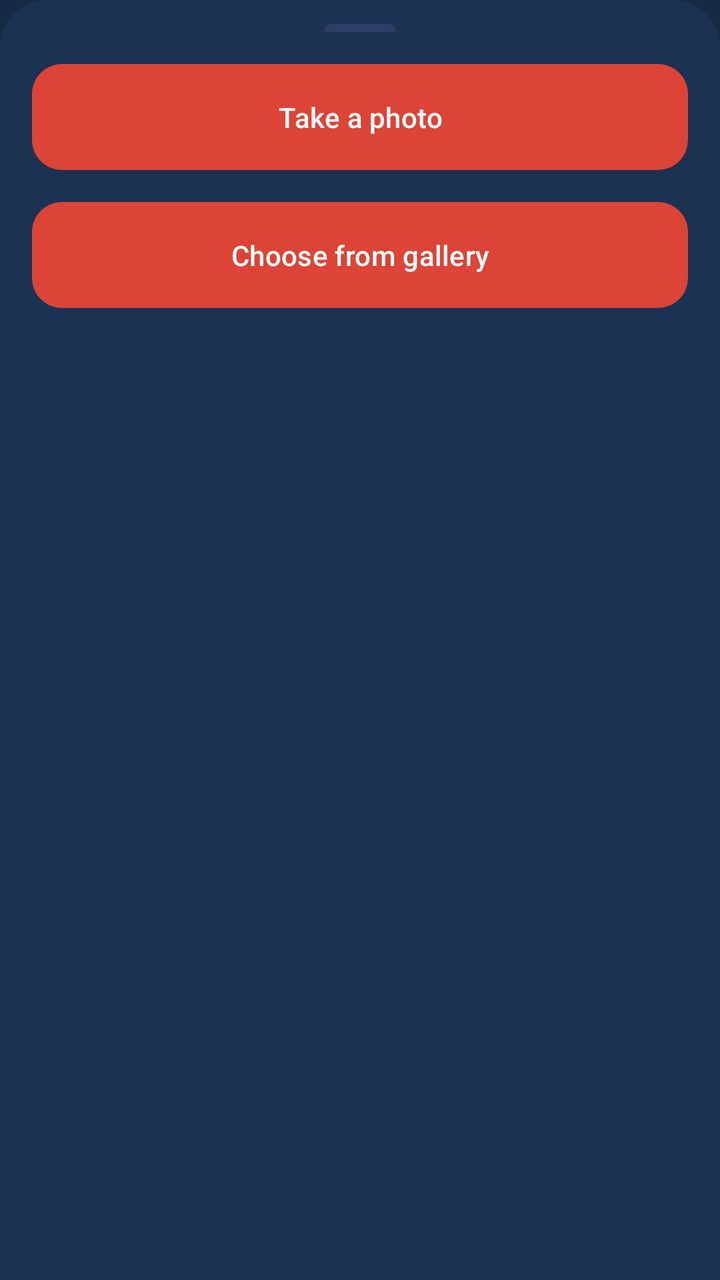
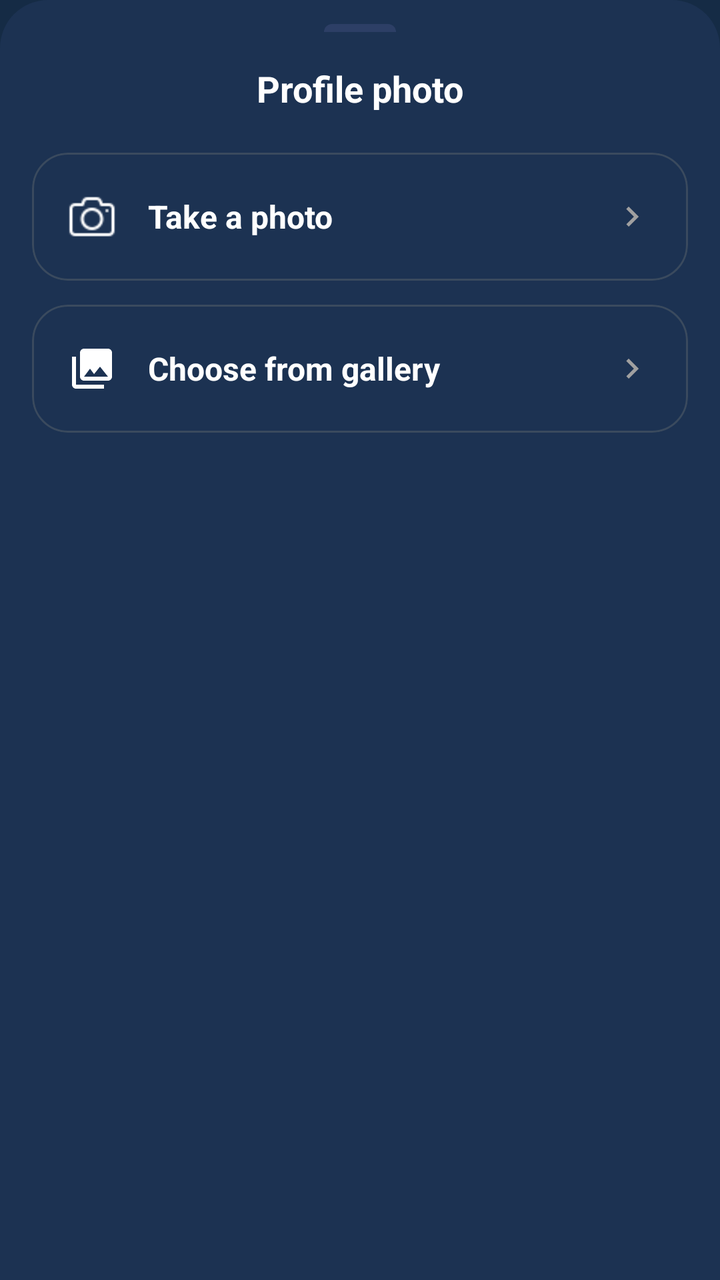

Two renders of the same Android screen: before a commit and after it. Below are the layout's source before the change and the commit's diff.
<!-- AndroidManifest.xml: application theme AppTheme -->
<!-- res/layout/bottom_sheet_photo_source.xml -->
<?xml version="1.0" encoding="utf-8"?>
<LinearLayout
    xmlns:android="http://schemas.android.com/apk/res/android"
    android:layout_width="match_parent"
    android:layout_height="wrap_content"
    android:orientation="vertical"
    android:background="@drawable/bg_bottomsheet_rounded"
    android:paddingStart="16dp"
    android:paddingEnd="16dp"
    android:paddingTop="12dp"
    android:paddingBottom="16dp"
    android:contentDescription="@string/photo_bottom_sheet_desc">

    
    <View
        android:layout_width="36dp"
        android:layout_height="4dp"
        android:layout_gravity="center_horizontal"
        android:background="@drawable/bg_bottomsheet_handle"
        android:layout_marginBottom="12dp" />

    
    <com.google.android.material.button.MaterialButton
        android:id="@+id/btnCamera"
        style="@style/RedButton"
        android:layout_width="match_parent"
        android:layout_height="wrap_content"
        android:text="@string/photo_bottom_sheet_camera"
        android:textAllCaps="false"
        android:layout_marginBottom="8dp"
        android:contentDescription="@string/photo_bottom_sheet_camera_desc" />

    
    <com.google.android.material.button.MaterialButton
        android:id="@+id/btnGallery"
        style="@style/RedButton"
        android:layout_width="match_parent"
        android:layout_height="wrap_content"
        android:text="@string/photo_bottom_sheet_gallery"
        android:textAllCaps="false"
        android:contentDescription="@string/photo_bottom_sheet_gallery_desc" />

</LinearLayout>
<!-- resources referenced by this layout -->
<resources>
  <!-- drawable bg_bottomsheet_handle (drawable) -->
  <?xml version="1.0" encoding="utf-8"?>
  <shape xmlns:android="http://schemas.android.com/apk/res/android"
      android:shape="rectangle">
      <size android:height="4dp" />
      <corners android:topLeftRadius="16dp" android:topRightRadius="16dp"/>
      <solid android:color="@color/settings_divider" />
  </shape>
  <!-- drawable bg_bottomsheet_rounded (drawable) -->
  <?xml version="1.0" encoding="utf-8"?>
  <shape xmlns:android="http://schemas.android.com/apk/res/android"
      android:shape="rectangle">
  
      <corners
          android:topLeftRadius="24dp"
          android:topRightRadius="24dp"
          android:bottomLeftRadius="0dp"
          android:bottomRightRadius="0dp" />
     <solid android:color="@color/settings_card_background" />
  </shape>
  <string name="photo_bottom_sheet_camera">Take a photo</string>
  <string name="photo_bottom_sheet_camera_desc">Open camera to take a new profile photo</string>
  <string name="photo_bottom_sheet_desc">Choose how to update your profile photo</string>
  <string name="photo_bottom_sheet_gallery">Choose from gallery</string>
  <string name="photo_bottom_sheet_gallery_desc">Pick an existing photo from your gallery</string>
  <style name="RedButton" parent="Widget.Material3.Button">
          <item name="backgroundTint">#DB4437</item>
          <item name="android:textColor">@android:color/white</item>
          <item name="cornerRadius">15dp</item>
          <item name="android:minHeight">56dp</item>
          <item name="android:paddingTop">17dp</item>
          <item name="android:paddingBottom">17dp</item>
          <item name="android:elevation">0dp</item>
      </style>
  <color name="settings_divider">#2D3F66</color>
  <color name="settings_card_background">#1C3252</color>
  <color name="md_theme_light_primary">#2196F3</color>
  <color name="md_theme_light_onPrimary">#FFFFFF</color>
  <color name="md_theme_light_secondary">#4A6363</color>
  <color name="md_theme_light_onSecondary">#FFFFFF</color>
  <color name="md_theme_light_background">#152B45</color>
  <color name="md_theme_light_surface">#152B45</color>
  <color name="md_theme_light_onSurface">#E0E6ED</color>
  <color name="md_theme_light_surfaceVariant">#233042</color>
  <color name="md_theme_light_onSurfaceVariant">#5C6B75</color>
  <color name="md_theme_light_outline">#455A64</color>
  <color name="md_theme_light_outlineVariant">#37474F</color>
  <color name="md_theme_light_error">#D32F2F</color>
  <color name="md_theme_light_onError">#FFFFFF</color>
  <!-- unchanged entries left out for length: 1 -->
</resources>

<!-- the commit's change to res/layout/bottom_sheet_photo_source.xml (unified diff, before → after) -->
@@ -1,6 +1,7 @@
 <?xml version="1.0" encoding="utf-8"?>
 <LinearLayout
     xmlns:android="http://schemas.android.com/apk/res/android"
+    xmlns:app="http://schemas.android.com/apk/res-auto"
     android:layout_width="match_parent"
     android:layout_height="wrap_content"
     android:orientation="vertical"
@@ -8,7 +9,7 @@
     android:paddingStart="16dp"
     android:paddingEnd="16dp"
     android:paddingTop="12dp"
-    android:paddingBottom="16dp"
+    android:paddingBottom="24dp"
     android:contentDescription="@string/photo_bottom_sheet_desc">
 
     
@@ -16,28 +17,113 @@
         android:layout_width="36dp"
         android:layout_height="4dp"
         android:layout_gravity="center_horizontal"
-        android:background="@drawable/bg_bottomsheet_handle"
-        android:layout_marginBottom="12dp" />
+        android:layout_marginBottom="16dp"
+        android:background="@drawable/bg_bottomsheet_handle" />
 
     
-    <com.google.android.material.button.MaterialButton
-        android:id="@+id/btnCamera"
-        style="@style/RedButton"
+    <TextView
         android:layout_width="match_parent"
         android:layout_height="wrap_content"
-        android:text="@string/photo_bottom_sheet_camera"
-        android:textAllCaps="false"
-        android:layout_marginBottom="8dp"
-        android:contentDescription="@string/photo_bottom_sheet_camera_desc" />
+        android:layout_marginBottom="20dp"
+        android:gravity="center"
+        android:text="Profile photo"
+        android:textColor="@android:color/white"
+        android:textSize="18sp"
+        android:textStyle="bold" />
 
     
-    <com.google.android.material.button.MaterialButton
-        android:id="@+id/btnGallery"
-        style="@style/RedButton"
+    <com.google.android.material.card.MaterialCardView
+        android:id="@+id/btnCamera"
         android:layout_width="match_parent"
         android:layout_height="wrap_content"
-        android:text="@string/photo_bottom_sheet_gallery"
-        android:textAllCaps="false"
-        android:contentDescription="@string/photo_bottom_sheet_gallery_desc" />
+        android:layout_marginBottom="12dp"
+        android:clickable="true"
+        android:focusable="true"
+        android:foreground="?attr/selectableItemBackground"
+        app:cardBackgroundColor="@android:color/transparent"
+        app:cardCornerRadius="18dp"
+        app:cardElevation="0dp"
+        app:strokeColor="@color/card_stroke"
+        app:strokeWidth="1dp">
+
+        <LinearLayout
+            android:layout_width="match_parent"
+            android:layout_height="64dp"
+            android:gravity="center_vertical"
+            android:orientation="horizontal"
+            android:paddingHorizontal="18dp">
+
+            <ImageView
+                android:layout_width="24dp"
+                android:layout_height="24dp"
+                android:src="@drawable/ic_camera"
+                app:tint="@android:color/white" />
+
+            <TextView
+                android:layout_width="0dp"
+                android:layout_height="wrap_content"
+                android:layout_weight="1"
+                android:layout_marginStart="16dp"
+                android:text="Take a photo"
+                android:textColor="@android:color/white"
+                android:textSize="16sp"
+                android:textStyle="bold" />
+
+            <ImageView
+                android:layout_width="20dp"
+                android:layout_height="20dp"
+                android:src="@drawable/ic_arrow_right"
+                app:tint="@color/settings_text_secondary" />
+
+        </LinearLayout>
+
+    </com.google.android.material.card.MaterialCardView>
+
+    
+    <com.google.android.material.card.MaterialCardView
+        android:id="@+id/btnGallery"
+        android:layout_width="match_parent"
+        android:layout_height="wrap_content"
+        android:clickable="true"
+        android:focusable="true"
+        android:foreground="?attr/selectableItemBackground"
+        app:cardBackgroundColor="@android:color/transparent"
+        app:cardCornerRadius="18dp"
+        app:cardElevation="0dp"
+        app:strokeColor="@color/card_stroke"
+        app:strokeWidth="1dp">
+
+        <LinearLayout
+            android:layout_width="match_parent"
+            android:layout_height="64dp"
+            android:gravity="center_vertical"
+            android:orientation="horizontal"
+            android:paddingHorizontal="18dp">
+
+            <ImageView
+                android:layout_width="24dp"
+                android:layout_height="24dp"
+                android:src="@drawable/ic_gallery"
+                app:tint="@android:color/white" />
+
+            <TextView
+                android:layout_width="0dp"
+                android:layout_height="wrap_content"
+                android:layout_weight="1"
+                android:layout_marginStart="16dp"
+                android:text="Choose from gallery"
+                android:textColor="@android:color/white"
+                android:textSize="16sp"
+                android:textStyle="bold" />
+
+            <ImageView
+                android:layout_width="20dp"
+                android:layout_height="20dp"
+                android:src="@drawable/ic_arrow_right"
+                app:tint="@color/settings_text_secondary" />
+
+        </LinearLayout>
+
+    </com.google.android.material.card.MaterialCardView>
 
 </LinearLayout>
<!-- resource entries referenced after the edit -->
@@ -1,5 +1,7 @@
 <!-- resources referenced by this layout -->
 <resources>
+  <color name="card_stroke">#3A4A5E</color>
+  <color name="settings_text_secondary">#A0A0A0</color>
   <!-- drawable bg_bottomsheet_handle (drawable) -->
   <?xml version="1.0" encoding="utf-8"?>
   <shape xmlns:android="http://schemas.android.com/apk/res/android"
@@ -20,20 +22,31 @@
           android:bottomRightRadius="0dp" />
      <solid android:color="@color/settings_card_background" />
   </shape>
-  <string name="photo_bottom_sheet_camera">Take a photo</string>
-  <string name="photo_bottom_sheet_camera_desc">Open camera to take a new profile photo</string>
+  <!-- drawable ic_arrow_right (drawable) -->
+  <vector xmlns:android="http://schemas.android.com/apk/res/android"
+      android:width="24dp"
+      android:height="24dp"
+      android:viewportWidth="24"
+      android:viewportHeight="24">
+  
+      <path
+          android:fillColor="#A0A0A0"
+          android:pathData="M8.59,16.59L13.17,12L8.59,7.41L10,6L16,12L10,18L8.59,16.59Z"/>
+  </vector>
+  <!-- drawable ic_camera: png bitmap (drawable, 637 bytes) -->
+  <!-- drawable ic_gallery (drawable) -->
+  <vector xmlns:android="http://schemas.android.com/apk/res/android"
+      android:width="24dp"
+      android:height="24dp"
+      android:viewportWidth="24"
+      android:viewportHeight="24"
+      android:tint="#FFFFFF">
+  
+      <path
+          android:fillColor="@android:color/white"
+          android:pathData="M22,16V4c0,-1.1 -0.9,-2 -2,-2H8C6.9,2 6,2.9 6,4v12c0,1.1 0.9,2 2,2h12C21.1,18 22,17.1 22,16zM11,12l2.03,2.71L16,11l4,5H8L11,12zM2,6v14c0,1.1 0.9,2 2,2h14v-2H4V6H2z"/>
+  </vector>
   <string name="photo_bottom_sheet_desc">Choose how to update your profile photo</string>
-  <string name="photo_bottom_sheet_gallery">Choose from gallery</string>
-  <string name="photo_bottom_sheet_gallery_desc">Pick an existing photo from your gallery</string>
-  <style name="RedButton" parent="Widget.Material3.Button">
-          <item name="backgroundTint">#DB4437</item>
-          <item name="android:textColor">@android:color/white</item>
-          <item name="cornerRadius">15dp</item>
-          <item name="android:minHeight">56dp</item>
-          <item name="android:paddingTop">17dp</item>
-          <item name="android:paddingBottom">17dp</item>
-          <item name="android:elevation">0dp</item>
-      </style>
   <color name="settings_divider">#2D3F66</color>
   <color name="settings_card_background">#1C3252</color>
   <color name="md_theme_light_primary">#2196F3</color>
